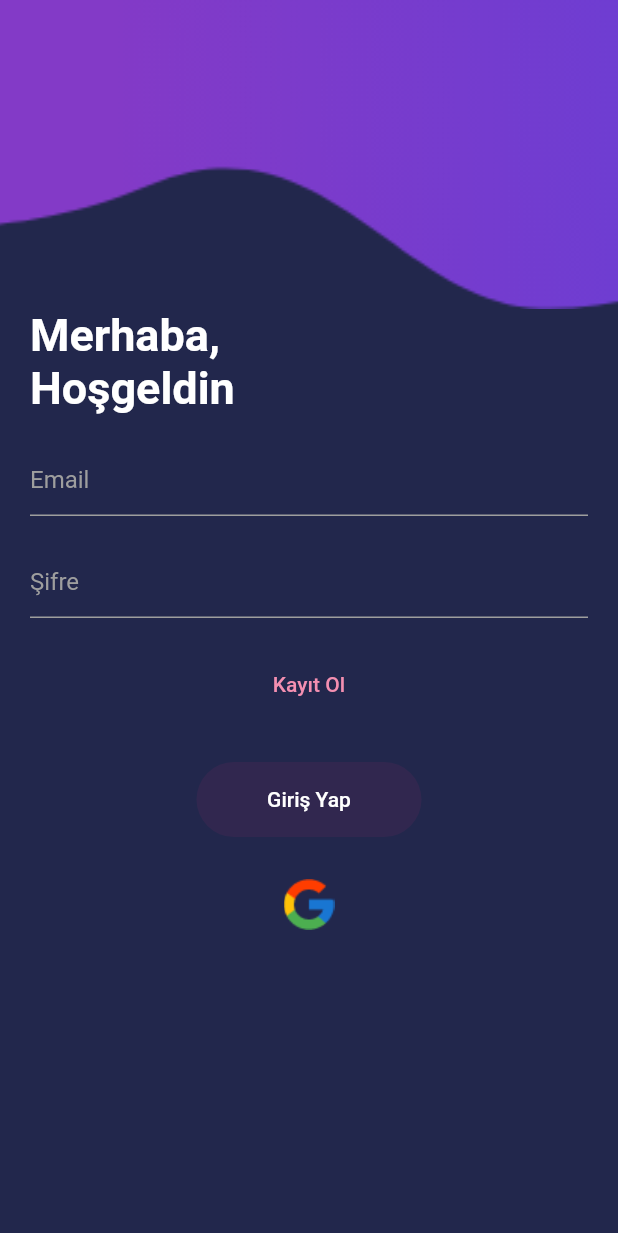
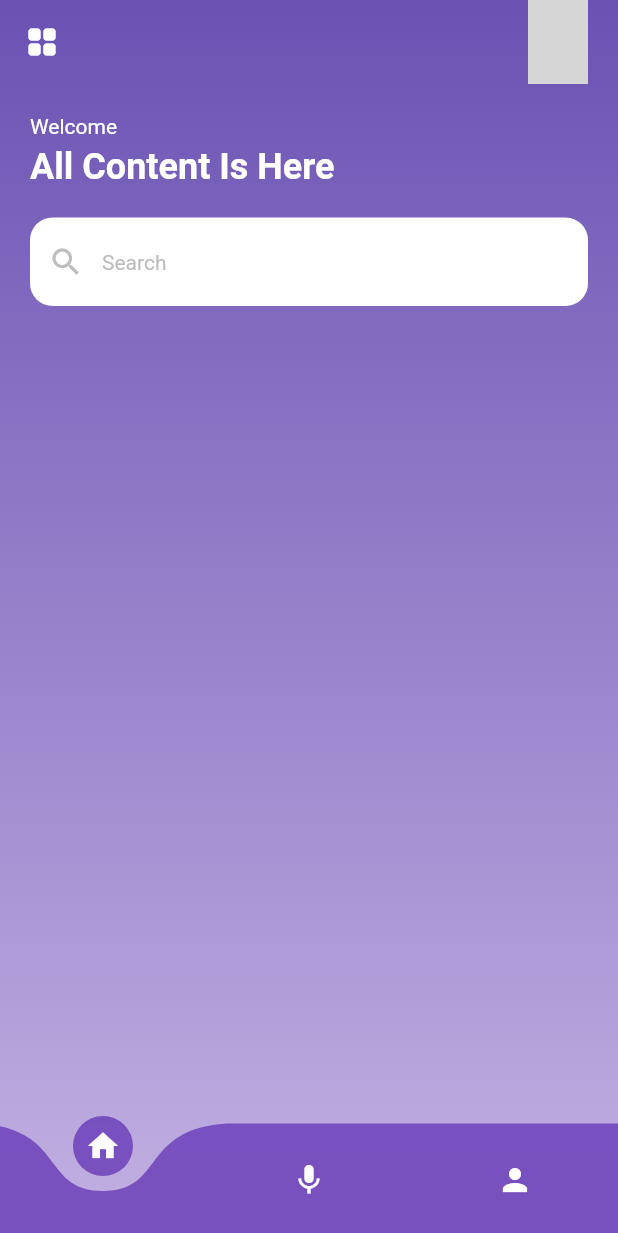
Before and after one commit to serkan1st1/Audio_Recorder, a Flutter app: the screen it shows after launch, on a phone screen of 412 x 824 dp. Shown: the top 1233 px of the screen. Run offline on Flutter 3.47's test engine with Material 2 defaults, Android fonts, the phone set to English and light mode, and no system bars; drawn by our look-alikes of curved_navigation_bar; our stand-ins replace audioplayers, cloud_firestore, firebase_auth, firebase_core, firebase_storage, fluttertoast and 1 more; missing offline and left inert: record; accounts and stored records are empty; network calls fail; grey boxes are pictures that could not be loaded.

Commit message:
Design renewed

```diff
--- /dev/null
+++ b/lib/View/home_screen.dart
@@ -0,0 +1,171 @@
+import 'package:audio_recorder/View/audio_record_page.dart';
+import 'package:audio_recorder/services/record_cstore_service.dart';
+import 'package:cloud_firestore/cloud_firestore.dart';
+import 'package:curved_navigation_bar/curved_navigation_bar.dart';
+import 'package:flutter/material.dart';
+import '../Widgets/widgets.dart';
+import '../services/record_cstore_service.dart';
+import '../services/record_cstore_service.dart';
+import '../utils/generalTextStyle.dart';
+
+class HomeScreen extends StatefulWidget {
+  @override
+  _HomeScreenState createState() => _HomeScreenState();
+}
+
+class _HomeScreenState extends State<HomeScreen> {
+  int pageIndex = 0;
+
+  final List<Widget> _pages = [
+    HomeListPage(),
+    AudioRecordPage(),
+  ];
+
+  void onPageChanged(int index) {
+    setState(() {
+      pageIndex = index;
+    });
+  }
+
+  @override
+  Widget build(BuildContext context) {
+    return Container(
+      decoration: BoxDecoration(
+        gradient: LinearGradient(
+          begin: Alignment.topCenter,
+          end: Alignment.bottomCenter,
+          colors: [
+            Colors.deepPurple.shade800.withOpacity(0.8),
+            Colors.deepPurple.shade200.withOpacity(0.8),
+          ],
+        ),
+      ),
+      child: Scaffold(
+        backgroundColor: Colors.transparent,
+        appBar: _CustomAppBar(),
+        bottomNavigationBar: _CustomNavBar(onPageChanged: onPageChanged),
+        body: _pages[pageIndex],
+      ),
+    );
+  }
+}
+
+class HomeListPage extends StatefulWidget {
+  const HomeListPage({
+    super.key,
+  });
+
+  @override
+  State<HomeListPage> createState() => _HomeListPageState();
+}
+
+class _HomeListPageState extends State<HomeListPage> {
+  late RecordService _service;
+  @override
+  void initState() {
+    super.initState();
+    _service = RecordService();
+  }
+
+  @override
+  Widget build(BuildContext context) {
+    return SingleChildScrollView(
+      child: Column(
+        children: [
+          SearchBar(),
+          Padding(
+            padding: const EdgeInsets.all(20.0),
+            child: Column(
+              children: [
+                StreamBuilder(
+                  stream: _service.getRecords(),
+                  builder: (context, snapshot) {
+                    if (snapshot.connectionState == ConnectionState.waiting) {
+                      return Center(
+                        child: CircularProgressIndicator(),
+                      );
+                    } else {
+                      return ListView.builder(
+                          shrinkWrap: true,
+                          physics: NeverScrollableScrollPhysics(),
+                          itemCount: snapshot.data!.docs.length,
+                          itemBuilder: (context, index) {
+                            DocumentSnapshot mypost =
+                                snapshot.data!.docs[index];
+                            return AudioListCard(mypost: mypost);
+                          });
+                    }
+                  },
+                ),
+              ],
+            ),
+          ),
+        ],
+      ),
+    );
+  }
+}
+
+class _CustomNavBar extends StatefulWidget {
+  final Function(int) onPageChanged;
+  _CustomNavBar({super.key, required this.onPageChanged});
+
+  @override
+  State<_CustomNavBar> createState() => _CustomNavBarState();
+}
+
+class _CustomNavBarState extends State<_CustomNavBar> {
+  @override
+  Widget build(BuildContext context) {
+    return CurvedNavigationBar(
+      backgroundColor: Colors.deepPurple.shade100.withOpacity(0.01),
+      color: Colors.deepPurple.shade500.withOpacity(0.8),
+      animationDuration: Duration(milliseconds: 400),
+      onTap: (index) {
+        setState(() {
+          widget.onPageChanged(index);
+        });
+      },
+      items: [
+        Icon(
+          Icons.home,
+          color: Colors.white,
+        ),
+        Icon(
+          Icons.mic,
+          color: Colors.white,
+        ),
+        Icon(
+          Icons.person,
+          color: Colors.white,
+        )
+      ],
+    );
+  }
+}
+
+class _CustomAppBar extends StatelessWidget with PreferredSizeWidget {
+  const _CustomAppBar({
+    super.key,
+  });
+
+  @override
+  Widget build(BuildContext context) {
+    return AppBar(
+      backgroundColor: Colors.transparent,
+      elevation: 0,
+      leading: const Icon(Icons.grid_view_rounded),
+      actions: [
+        Container(
+          margin: const EdgeInsets.only(right: 20),
+          child: const CircleAvatar(
+            backgroundImage: NetworkImage(GeneralTextStyle.profileImage),
+          ),
+        ),
+      ],
+    );
+  }
+
+  @override
+  Size get preferredSize => const Size.fromHeight(56.0);
+}
--- /dev/null
+++ b/lib/Widgets/search_bar.dart
@@ -0,0 +1,54 @@
+import 'package:flutter/material.dart';
+
+class SearchBar extends StatelessWidget {
+  const SearchBar({
+    super.key,
+  });
+
+  @override
+  Widget build(BuildContext context) {
+    return Padding(
+      padding: const EdgeInsets.all(20.0),
+      child: Column(
+        crossAxisAlignment: CrossAxisAlignment.start,
+        children: [
+          Text(
+            'Welcome',
+            style: Theme.of(context)
+                .textTheme
+                .bodyMedium!
+                .copyWith(color: Colors.white),
+          ),
+          const SizedBox(height: 5),
+          Text(
+            'All Content Is Here',
+            style: Theme.of(context)
+                .textTheme
+                .headlineSmall!
+                .copyWith(fontWeight: FontWeight.bold, color: Colors.white),
+          ),
+          const SizedBox(height: 20),
+          TextFormField(
+            decoration: InputDecoration(
+              isDense: false,
+              filled: true,
+              fillColor: Colors.white,
+              hintText: 'Search',
+              hintStyle: Theme.of(context)
+                  .textTheme
+                  .bodyMedium!
+                  .copyWith(color: Colors.grey.shade400),
+              prefixIcon: Icon(
+                Icons.search,
+                color: Colors.grey.shade400,
+              ),
+              border: OutlineInputBorder(
+                  borderRadius: BorderRadius.circular(15.0),
+                  borderSide: BorderSide.none),
+            ),
+          )
+        ],
+      ),
+    );
+  }
+}
--- /dev/null
+++ b/lib/Widgets/widgets.dart
@@ -0,0 +1,2 @@
+export 'audiolist_card.dart';
+export 'search_bar.dart';
--- a/lib/main.dart
+++ b/lib/main.dart
@@ -2,6 +2,7 @@ import 'package:audio_recorder/View/audio_record_page.dart';
 import 'package:audio_recorder/View/sign_up_page.dart';
 import 'package:firebase_core/firebase_core.dart';
 import 'package:flutter/material.dart';
+import 'View/home_screen.dart';
 import 'View/login_page.dart';
 import 'firebase_options.dart';
 
@@ -20,17 +21,16 @@ class MyApp extends StatelessWidget {
   Widget build(BuildContext context) {
     return MaterialApp(
       title: 'Flutter Demo',
+      debugShowCheckedModeBanner: false,
       routes: {
         "/loginPage": (context) => LoginPage(),
         "/signUp": (context) => SignUpPage(),
-        "/audioRecord": (context) => AudioRecordPage(
-              title: 'Ses Kaydet',
-            ),
+        "/audioRecord": (context) => AudioRecordPage(),
       },
       theme: ThemeData(
         primarySwatch: Colors.blue,
       ),
-      home: LoginPage(),
+      home: HomeScreen(),
     );
   }
 }
--- a/lib/services/record_cstore_service.dart
+++ b/lib/services/record_cstore_service.dart
@@ -29,4 +29,10 @@ class RecordService {
   }
 
   Text ErrorTitle() => const Text("Hata");
+
+  //Data
+  Stream<QuerySnapshot> getRecords() {
+    var ref = _firestore.collection("Records").snapshots();
+    return ref;
+  }
 }
--- a/lib/services/storage_service.dart
+++ b/lib/services/storage_service.dart
@@ -1,10 +1,11 @@
 import 'dart:io';
+import 'package:cloud_firestore/cloud_firestore.dart';
 import 'package:firebase_storage/firebase_storage.dart';
 
 class StorageService {
   final FirebaseStorage _firebaseStorage = FirebaseStorage.instance;
 
-  //Ses kayit yukleme
+  //Audio recorder upload
   Future<String> uploadAudio(File file) async {
     var uploadTask = _firebaseStorage
         .ref()
--- a/lib/utils/generalColors.dart
+++ b/lib/utils/generalColors.dart
@@ -4,4 +4,7 @@ class GeneralColors {
   static const scaffoldBackgroundColor = Color(0xff21254A);
   static const textButtonColor = Color(0xFFF48FB1);
   static const loginButtonTextColor = Color(0xffffffff);
+
+  static const veryDarkBlue = Color(0xff172133);
+  static const kindaDarkBlue = Color(0xff202641);
 }
--- a/lib/utils/generalTextStyle.dart
+++ b/lib/utils/generalTextStyle.dart
@@ -3,4 +3,6 @@ import 'package:flutter/material.dart';
 class GeneralTextStyle {
   static const titleTextStyle =
       TextStyle(fontSize: 30, color: Colors.white, fontWeight: FontWeight.bold);
+  static const String profileImage =
+      'https://t3.ftcdn.net/jpg/03/46/83/96/360_F_346839683_6nAPzbhpSkIpb8pmAwufkC7c5eD7wYws.jpg';
 }
--- a/pubspec.yaml
+++ b/pubspec.yaml
@@ -29,6 +29,7 @@ environment:
 # versions available, run `flutter pub outdated`.
 dependencies:
   audioplayers: ^4.1.0
+  record: ^4.4.4
   cupertino_icons: ^1.0.2
   firebase_auth: ^4.7.3
   firebase_core: ^2.15.1
@@ -36,9 +37,12 @@ dependencies:
   cloud_firestore: ^4.9.1
   firebase_storage: ^11.2.6
   fluttertoast: ^8.1.1
+  font_awesome_flutter: ^9.0.0
+  curved_navigation_bar: ^1.0.3
   flutter:
     sdk: flutter
-  record: ^4.4.4
+
+
 
 dev_dependencies:
   flutter_lints: ^2.0.0
```
Also changed, not shown: lib/View/audio_record_page.dart (+123 -43 lines), lib/View/login_page.dart (+35 -1 lines), lib/View/sign_up_page.dart (+20 -19 lines), lib/Widgets/audiolist_card.dart (added, +59 -0 lines), lib/services/listeningto_audio.dart (added, +13 -0 lines), pubspec.lock.
